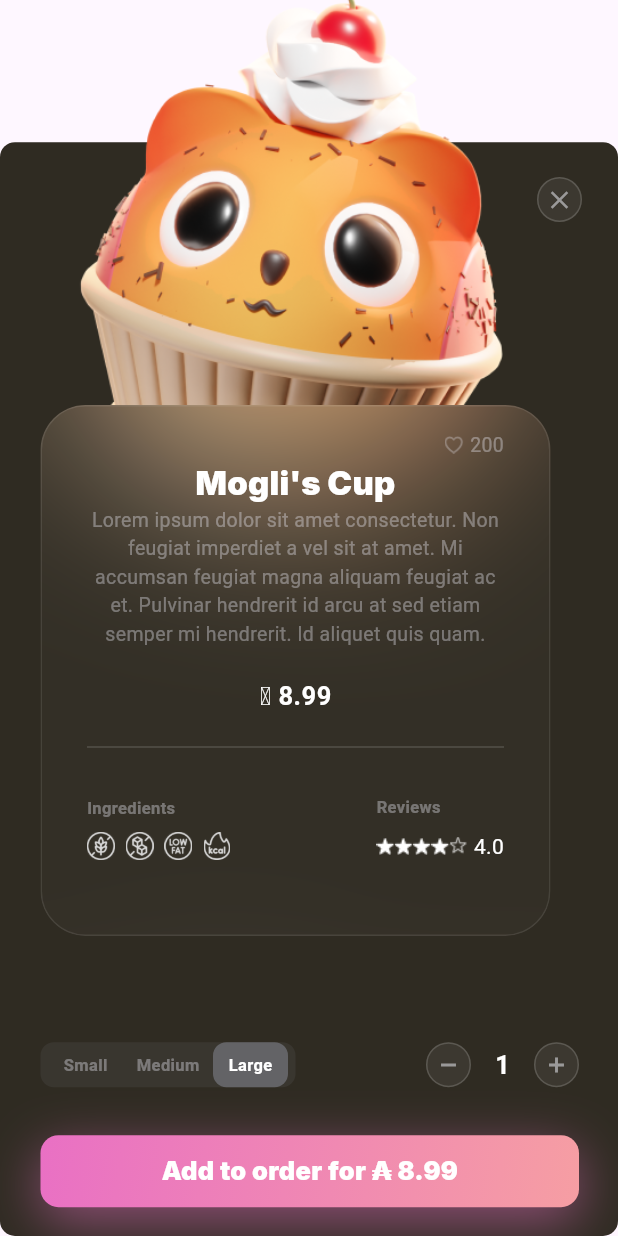
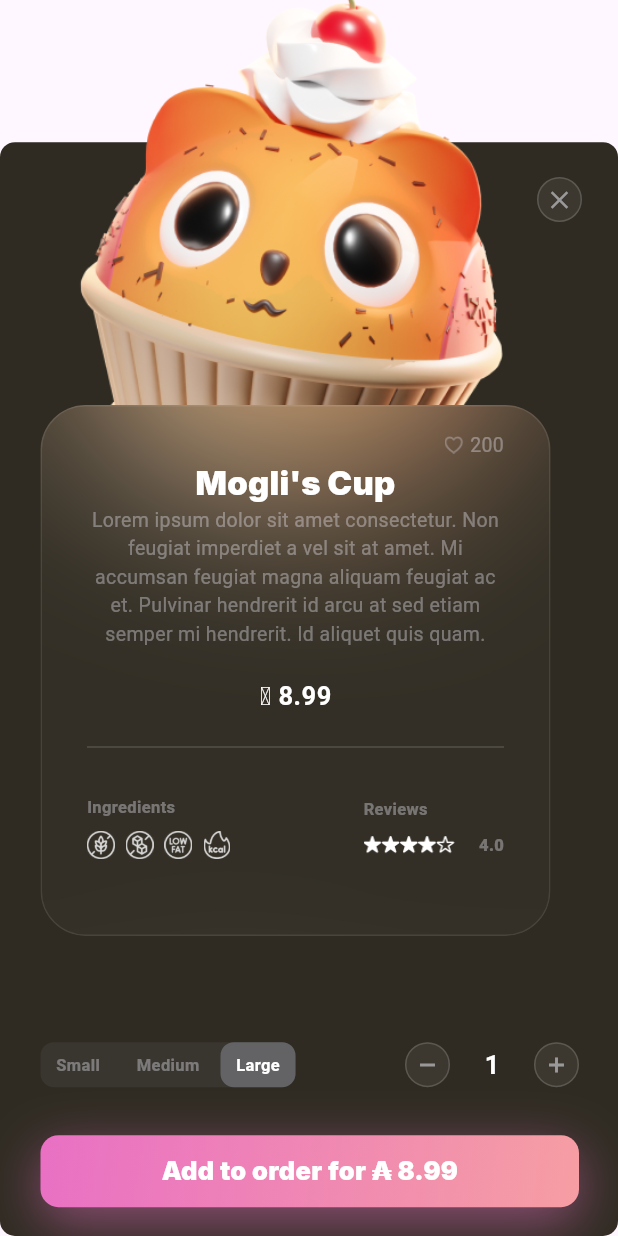
Before and after one commit to Far012/snackish_app, a Flutter app: the BottomSheetWidget widget shown alone on an empty page, opened directly with sample values from the repository, on a phone screen of 412 x 824 dp. Run offline on Flutter 3.47's test engine with Material 3 defaults, Android fonts, the phone set to English and light mode, and no system bars; drawn by our look-alikes of glass_kit; Roboto replaces fonts that are missing (SF Pro Text).

Commit message:
selector_quantity_adjustment

```diff
--- a/lib/common/selector_quantity.dart
+++ b/lib/common/selector_quantity.dart
@@ -41,6 +41,7 @@ class _QuantitySelectorState extends State<QuantitySelector> {
         const SizedBox(width: 16),
 
         Container(
+          width: 24,
           alignment: Alignment.center,
           child: Text(
             "$quantity",
--- a/lib/common/selector_size.dart
+++ b/lib/common/selector_size.dart
@@ -22,7 +22,7 @@ class _SizeSelectorSegmentState extends State<SizeSelector> {
         borderRadius: BorderRadius.circular(9),
       ),
       child: Row(
-        mainAxisAlignment: MainAxisAlignment.spaceEvenly,
+        mainAxisAlignment: MainAxisAlignment.spaceBetween,
         children: List.generate(sizes.length, (index) {
           final bool isSelected = index == selectedIndex;
           return GestureDetector(
--- a/lib/presentation/detail_screen.dart
+++ b/lib/presentation/detail_screen.dart
@@ -275,11 +275,17 @@ class BottomSheetWidget extends StatelessWidget {
                               "assets/grafiken/star1.png",
                               width: 12.17,
                               height: 12.17,
+                              color: Colors.white,
                             ),
-                            const SizedBox(width: 4),
+                            const SizedBox(width: 16),
                             const Text(
                               "4.0",
-                              style: TextStyle(color: Colors.white),
+                              style: TextStyle(
+                                fontFamily: "SF Pro Text",
+                                fontWeight: FontWeight.w800,
+                                fontSize: 11,
+                                color: Color(0x60EBEBF5),
+                              ),
                             ),
                           ],
                         ),
```
Also changed, not shown: assets/grafiken/star.png, assets/grafiken/star1.png.
